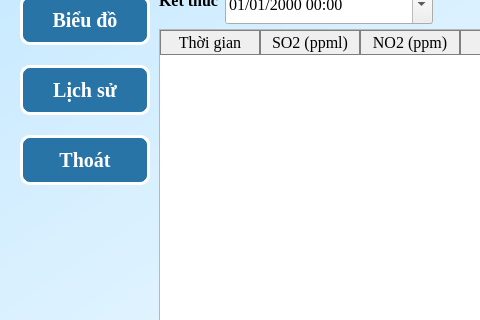
This is main.ui in sonmasterj/iot-air_sensor as Qt 5 draws it before an edit; both pictures show x 0 to 480 and y 195 to 515 of the 936 by 637 pixel window. The edited form follows.
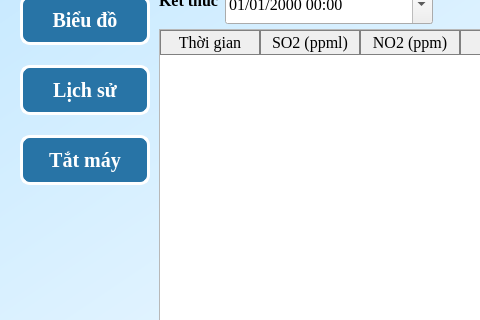
This is the edited form.

Patch:
```diff
--- a/main.ui
+++ b/main.ui
@@ -342,7 +342,7 @@
 </string>
             </property>
             <property name="text">
-             <string>Thoát</string>
+             <string>Tắt máy</string>
             </property>
            </widget>
           </item>
```
